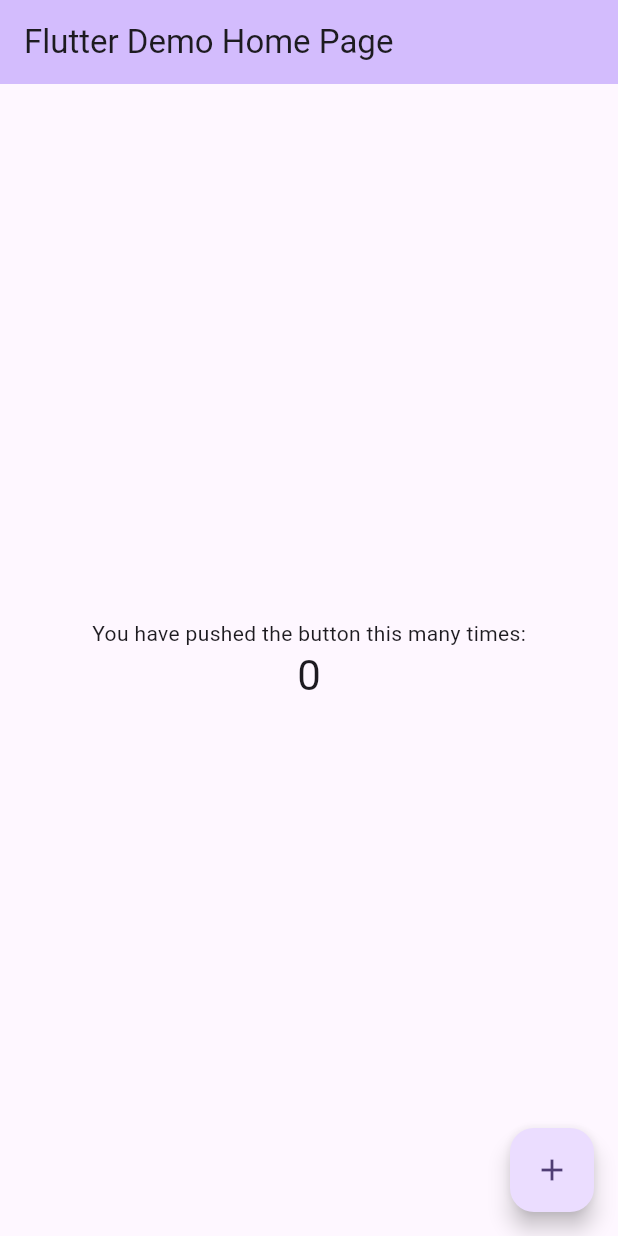
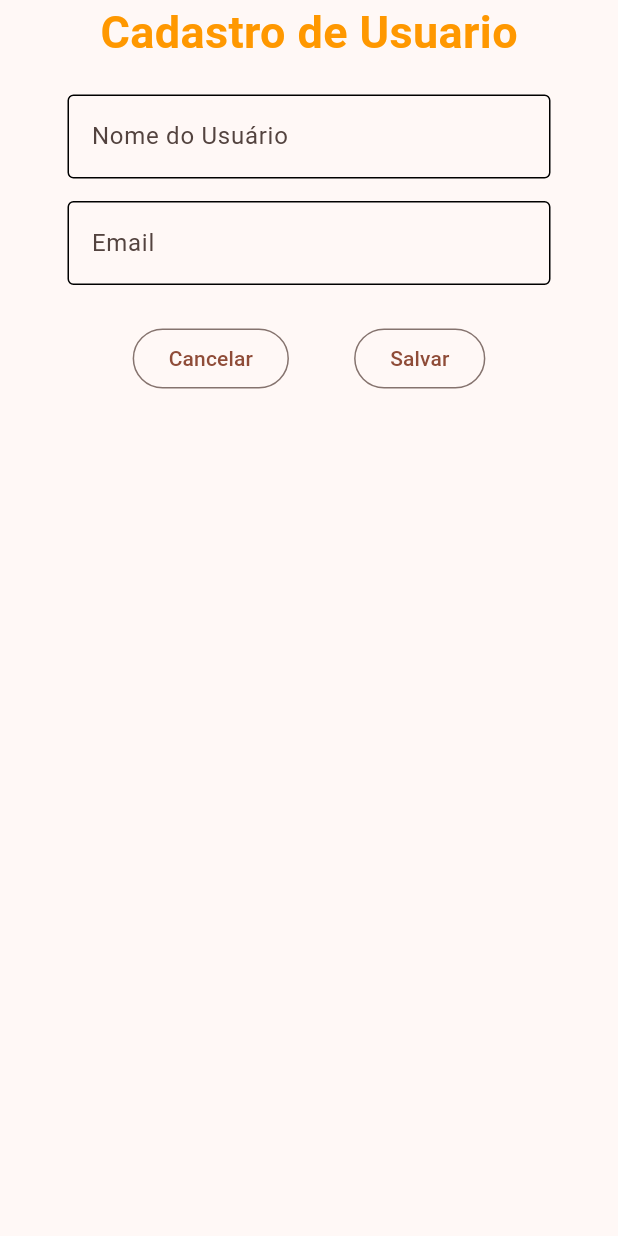
Before and after one commit to NuBzIiM/LpIII, a Flutter app: the screen it shows after launch, on a phone screen of 412 x 824 dp. Run offline on Flutter 3.47's test engine with Material 3 defaults, Android fonts, the phone set to English and light mode, and no system bars.

```diff
--- a/projeto_loja/lib/main.dart
+++ b/projeto_loja/lib/main.dart
@@ -1,4 +1,5 @@
 import 'package:flutter/material.dart';
+import 'package:projeto_loja/user/pages/user_add_page.dart';
 
 void main() {
   runApp(const MyApp());
@@ -7,119 +8,17 @@ void main() {
 class MyApp extends StatelessWidget {
   const MyApp({super.key});
 
-  // This widget is the root of your application.
   @override
   Widget build(BuildContext context) {
     return MaterialApp(
+      debugShowCheckedModeBanner: false,
       title: 'Flutter Demo',
       theme: ThemeData(
-        // This is the theme of your application.
-        //
-        // TRY THIS: Try running your application with "flutter run". You'll see
-        // the application has a purple toolbar. Then, without quitting the app,
-        // try changing the seedColor in the colorScheme below to Colors.green
-        // and then invoke "hot reload" (save your changes or press the "hot
-        // reload" button in a Flutter-supported IDE, or press "r" if you used
-        // the command line to start the app).
-        //
-        // Notice that the counter didn't reset back to zero; the application
-        // state is not lost during the reload. To reset the state, use hot
-        // restart instead.
-        //
-        // This works for code too, not just values: Most code changes can be
-        // tested with just a hot reload.
-        colorScheme: ColorScheme.fromSeed(seedColor: Colors.deepPurple),
+        colorScheme: ColorScheme.fromSeed(
+            seedColor: const Color.fromARGB(255, 222, 96, 58)),
         useMaterial3: true,
       ),
-      home: const MyHomePage(title: 'Flutter Demo Home Page'),
+      home: const UserAddPage(),
     );
   }
 }
-
-class MyHomePage extends StatefulWidget {
-  const MyHomePage({super.key, required this.title});
-
-  // This widget is the home page of your application. It is stateful, meaning
-  // that it has a State object (defined below) that contains fields that affect
-  // how it looks.
-
-  // This class is the configuration for the state. It holds the values (in this
-  // case the title) provided by the parent (in this case the App widget) and
-  // used by the build method of the State. Fields in a Widget subclass are
-  // always marked "final".
-
-  final String title;
-
-  @override
-  State<MyHomePage> createState() => _MyHomePageState();
-}
-
-class _MyHomePageState extends State<MyHomePage> {
-  int _counter = 0;
-
-  void _incrementCounter() {
-    setState(() {
-      // This call to setState tells the Flutter framework that something has
-      // changed in this State, which causes it to rerun the build method below
-      // so that the display can reflect the updated values. If we changed
-      // _counter without calling setState(), then the build method would not be
-      // called again, and so nothing would appear to happen.
-      _counter++;
-    });
-  }
-
-  @override
-  Widget build(BuildContext context) {
-    // This method is rerun every time setState is called, for instance as done
-    // by the _incrementCounter method above.
-    //
-    // The Flutter framework has been optimized to make rerunning build methods
-    // fast, so that you can just rebuild anything that needs updating rather
-    // than having to individually change instances of widgets.
-    return Scaffold(
-      appBar: AppBar(
-        // TRY THIS: Try changing the color here to a specific color (to
-        // Colors.amber, perhaps?) and trigger a hot reload to see the AppBar
-        // change color while the other colors stay the same.
-        backgroundColor: Theme.of(context).colorScheme.inversePrimary,
-        // Here we take the value from the MyHomePage object that was created by
-        // the App.build method, and use it to set our appbar title.
-        title: Text(widget.title),
-      ),
-      body: Center(
-        // Center is a layout widget. It takes a single child and positions it
-        // in the middle of the parent.
-        child: Column(
-          // Column is also a layout widget. It takes a list of children and
-          // arranges them vertically. By default, it sizes itself to fit its
-          // children horizontally, and tries to be as tall as its parent.
-          //
-          // Column has various properties to control how it sizes itself and
-          // how it positions its children. Here we use mainAxisAlignment to
-          // center the children vertically; the main axis here is the vertical
-          // axis because Columns are vertical (the cross axis would be
-          // horizontal).
-          //
-          // TRY THIS: Invoke "debug painting" (choose the "Toggle Debug Paint"
-          // action in the IDE, or press "p" in the console), to see the
-          // wireframe for each widget.
-          mainAxisAlignment: MainAxisAlignment.center,
-          children: <Widget>[
-            const Text(
-              'You have pushed the button this many times:',
-            ),
-            Text(
-              '$_counter',
-              style: Theme.of(context).textTheme.headlineMedium,
-            ),
-          ],
-        ),
-      ),
-      floatingActionButton: FloatingActionButton(
-        onPressed: _incrementCounter,
-        tooltip: 'Increment',
-        child: const Icon(Icons.add),
-      ), // This trailing comma makes auto-formatting nicer for build methods.
-    );
-  }
-}
--- /dev/null
+++ b/projeto_loja/lib/user/pages/user_add_page.dart
@@ -0,0 +1,62 @@
+import 'package:flutter/material.dart';
+
+class UserAddPage extends StatelessWidget {
+  const UserAddPage({super.key});
+
+  @override
+  Widget build(BuildContext context) {
+    return Scaffold(
+        body: Column(children: [
+      const Text(
+        'Cadastro de Usuario',
+        style: TextStyle(
+            color: Colors.orange, fontSize: 30, fontWeight: FontWeight.w700),
+      ),
+      Padding(
+        padding: const EdgeInsets.symmetric(horizontal: 45, vertical: 20),
+        child: Column(
+          children: [
+            TextFormField(
+              decoration: const InputDecoration(
+                label: Text('Nome do Usuário'),
+                enabledBorder: OutlineInputBorder(
+                  borderSide: BorderSide(width: 1),
+                ),
+                focusedBorder: OutlineInputBorder(
+                  borderSide: BorderSide(width: 1),
+                ),
+              ),
+            ),
+            const SizedBox(
+              height: 15,
+            ),
+            TextFormField(
+              decoration: const InputDecoration(
+                label: Text('Email'),
+                enabledBorder: OutlineInputBorder(
+                  borderSide: BorderSide(width: 1),
+                ),
+              ),
+            ),
+            const SizedBox(
+              height: 25,
+            ),
+            Row(
+              mainAxisAlignment: MainAxisAlignment.spaceEvenly,
+              children: [
+                OutlinedButton(
+                  onPressed: () {},
+                  child: const Text('Cancelar'),
+                ),
+                OutlinedButton(
+                  onPressed: () {},
+                  child: const Text('Salvar'),
+                ),
+              ],
+            ),
+          ],
+        ),
+      ),
+    ]));
+  }
+}
```
Also changed, not shown: projeto_loja/pubspec.lock (added), 7 other files.
